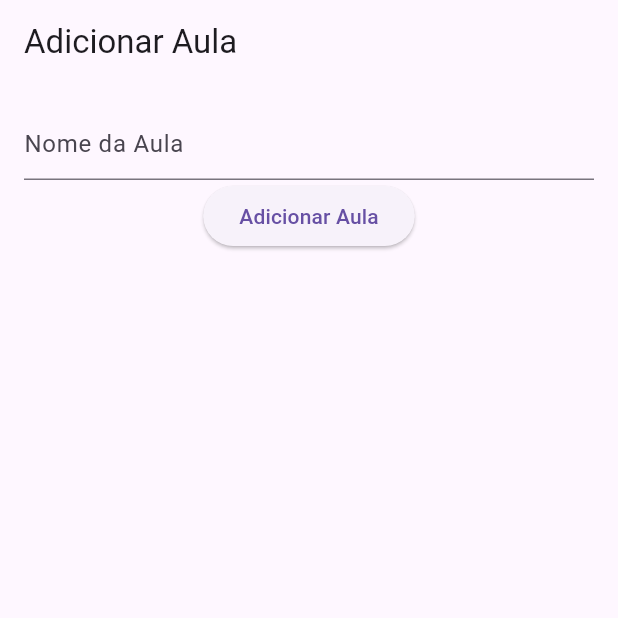
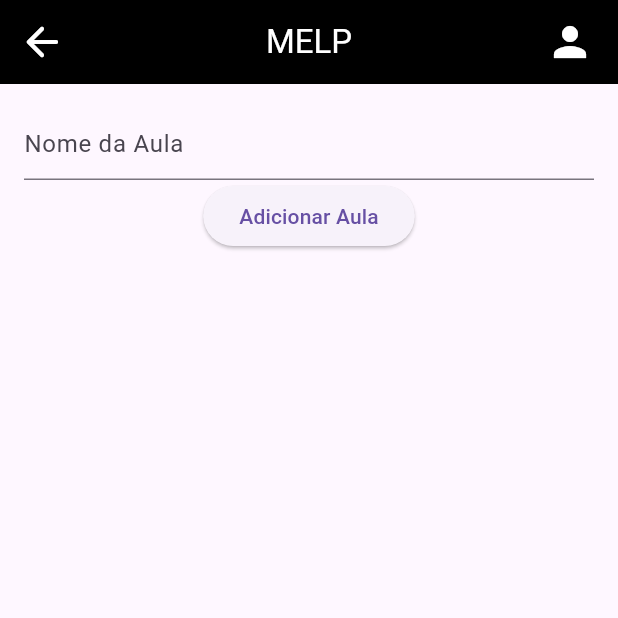
Before and after one commit to IGDSCI/REUSO, a Flutter app: the AulaStf screen opened directly, on a phone screen of 412 x 824 dp, the top half of it. Run offline on Flutter 3.47's test engine with Material 3 defaults, Android fonts, the phone set to English and light mode, and no system bars; our stand-ins replace supabase_flutter; accounts and stored records are empty.

Commit message:
Navegação

```diff
--- a/lib/aula.dart
+++ b/lib/aula.dart
@@ -1,4 +1,6 @@
 import 'package:flutter/material.dart';
+import 'package:flutter_application_1/home.dart';
+import 'package:flutter_application_1/perfil.dart';
 import 'package:supabase_flutter/supabase_flutter.dart';
 
 class AulaStl extends StatelessWidget {
@@ -6,9 +8,13 @@ class AulaStl extends StatelessWidget {
 
   @override
   Widget build(BuildContext context) {
-    return const MaterialApp(
+    return MaterialApp(
       debugShowCheckedModeBanner: false,
       home: AulaStf(),
+      routes: {
+        '/home': (context) => const HomeStl(),
+        '/perfil': (context) => const PerfilStl(),
+      },
     );
   }
 }
@@ -73,8 +79,37 @@ class _AulaStfState extends State<AulaStf> {
   @override
   Widget build(BuildContext context) {
     return Scaffold(
-      appBar: AppBar(
-        title: const Text('Adicionar Aula'),
+      appBar: AppBar(title: const Center(
+        child: Text(
+          'MELP',
+          style: TextStyle(color: Colors.white),
+        )),
+        backgroundColor: Colors.black,
+        leading: IconButton(
+          icon: const Icon(
+            Icons.arrow_back_rounded,
+            size: 32,
+            color: Colors.white,
+          ),
+          onPressed: (){
+            Navigator.of(context).pushNamed('/home');
+          },
+        ),
+        actions: [
+          Padding(
+            padding: const EdgeInsets.only(right: 8),
+            child: IconButton(
+              icon: const Icon(
+                Icons.person,
+                size: 32,
+                color: Colors.white,
+              ),
+              onPressed: () {
+                Navigator.of(context).pushNamed('/perfil');
+              },
+            ),
+          ),
+        ],
       ),
       body: Padding(
         padding: const EdgeInsets.all(16.0),
```
Also changed, not shown: lib/cadastro.dart (+7 -0 lines), lib/exercicio.dart (+38 -3 lines), lib/home.dart (+6 -4 lines), lib/login.dart (+7 -0 lines), lib/perfil.dart (+38 -0 lines).
